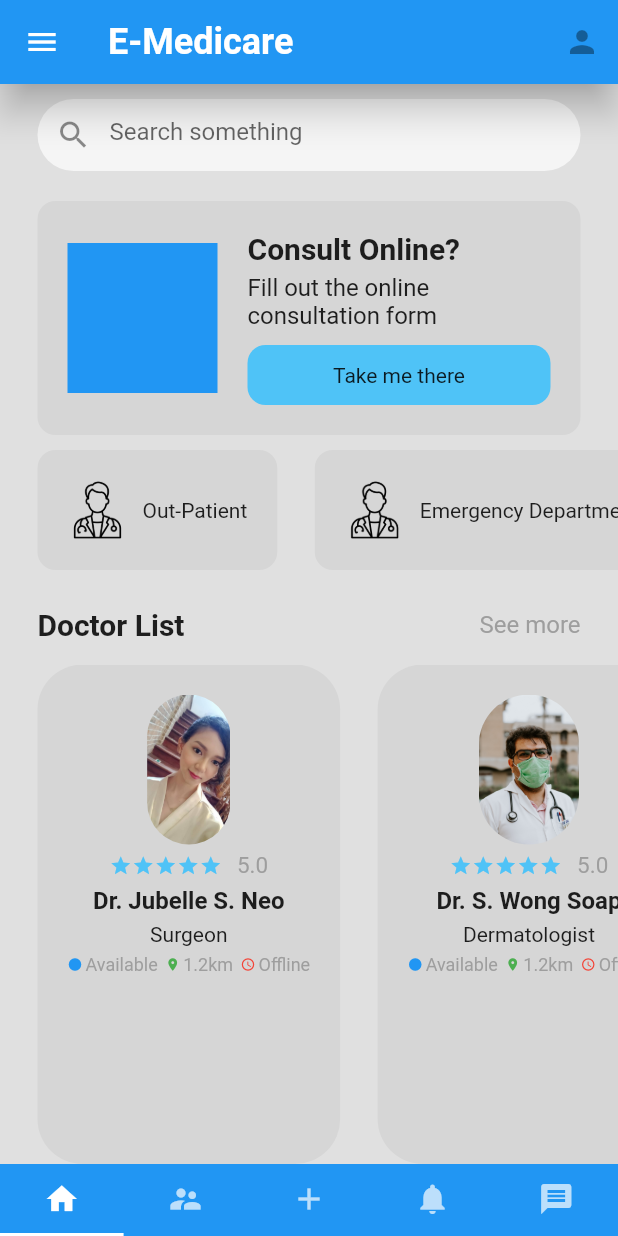
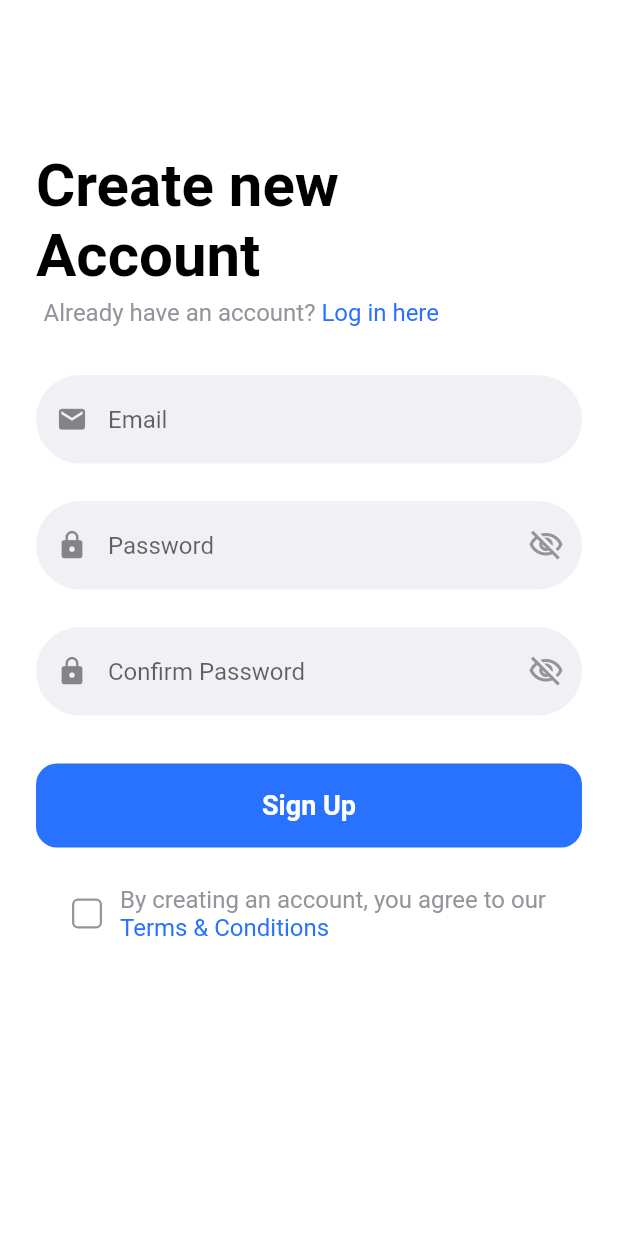
Before and after one commit to skzysty/emedicare, a Flutter app: the screen it shows after launch, on a phone screen of 412 x 824 dp. Run offline on Flutter 3.47's test engine with Material 2 defaults, Android fonts, the phone set to English and light mode, and no system bars.

Commit message:
registration module

```diff
--- a/lib/main.dart
+++ b/lib/main.dart
@@ -1,3 +1,4 @@
+import 'package:emedicare/registration.dart';
 import 'package:flutter/material.dart';
 import 'package:emedicare/pages/home_page.dart';
 import 'login_page.dart';
@@ -12,7 +13,7 @@ class MyApp extends StatelessWidget {
   Widget build(BuildContext context) {
     return MaterialApp(
       debugShowCheckedModeBanner: false,
-      home: HomePage(),
+      home: RegisterPage(),
     );
   }
 }
--- /dev/null
+++ b/lib/registration.dart
@@ -0,0 +1,207 @@
+import 'package:flutter/material.dart';
+import 'package:emedicare/widgets/custom_checkbox.dart';
+import 'package:emedicare/widgets/primary_button.dart';
+import 'theme.dart';
+
+class RegisterPage extends StatefulWidget {
+  @override
+  _RegisterPageState createState() => _RegisterPageState();
+}
+
+class _RegisterPageState extends State<RegisterPage> {
+  bool passwordVisible = false;
+  bool passwordConfrimationVisible = false;
+  void togglePassword() {
+    setState(() {
+      passwordVisible = !passwordVisible;
+    });
+  }
+
+  @override
+  Widget build(BuildContext context) {
+    return Scaffold(
+      resizeToAvoidBottomInset: false,
+      backgroundColor: Colors.white,
+
+      body: SafeArea(
+        child: Padding(
+          padding: EdgeInsets.fromLTRB(24.0, 100.0, 24.0, 0),
+          child: Column(
+            crossAxisAlignment: CrossAxisAlignment.start,
+            children: [
+              Column(
+                crossAxisAlignment: CrossAxisAlignment.start,
+                children: [
+                  Text(
+                    'Create new\nAccount',
+                    style: TextStyle(
+                      color: Colors.black,
+                      fontWeight: FontWeight.bold,
+                      fontSize: 40,
+                    )
+                  ),
+                  SizedBox(
+                    height: 5,
+                  ),
+                ],
+              ),
+
+              Padding(
+                padding: EdgeInsets.only(left: 5.0),
+                child: Row(
+                  //mainAxisAlignment: MainAxisAlignment.center,
+                  children: [
+                    Text(
+                      "Already have an account? ",
+                      style: regular16pt.copyWith(color: textGrey),
+                    ),
+                    GestureDetector(
+                      onTap: () {
+                        Navigator.pop(
+                          context,
+                        );
+                      },
+                      child: Text(
+                        'Log in here',
+                        style: regular16pt.copyWith(color: primaryBlue),
+                      ),
+                    ),
+                  ],
+                ),
+              ),
+
+              SizedBox(
+                height: 32,
+              ),
+              Form(
+                child: Column(
+                  children: [
+                    Container(
+                      decoration: BoxDecoration(
+                        color: textWhiteGrey,
+                        borderRadius: BorderRadius.circular(50),
+                      ),
+                      child: TextFormField(
+                        decoration: InputDecoration(
+                          prefixIcon: Icon(
+                            Icons.email,
+                            size: 21,
+                          ),
+                          hintText: 'Email',
+                          border: OutlineInputBorder(
+                            borderSide: BorderSide.none,
+                          ),
+                        ),
+                      ),
+                    ),
+                    SizedBox(
+                      height: 25,
+                    ),
+                    Container(
+                      decoration: BoxDecoration(
+                        color: textWhiteGrey,
+                        borderRadius: BorderRadius.circular(50),
+                      ),
+                      child: TextFormField(
+                        obscureText: !passwordVisible,
+                        decoration: InputDecoration(
+                          prefixIcon: Icon(
+                            Icons.lock,
+                            size: 21,
+                          ),
+                          hintText: 'Password',
+                          suffixIcon: IconButton(
+                            color: textGrey,
+                            splashRadius: 1,
+                            icon: Icon(passwordVisible
+                                ? Icons.visibility_outlined
+                                : Icons.visibility_off_outlined),
+                            onPressed: togglePassword,
+                          ),
+                          border: OutlineInputBorder(
+                            borderSide: BorderSide.none,
+                          ),
+                        ),
+                      ),
+                    ),
+                    SizedBox(
+                      height: 25,
+                    ),
+                    Container(
+                      decoration: BoxDecoration(
+                        color: textWhiteGrey,
+                        borderRadius: BorderRadius.circular(50),
+                      ),
+                      child: TextFormField(
+                        obscureText: !passwordConfrimationVisible,
+                        decoration: InputDecoration(
+                          prefixIcon: Icon(
+                            Icons.lock,
+                            size: 21,
+                          ),
+                          hintText: 'Confirm Password',
+                          suffixIcon: IconButton(
+                            color: textGrey,
+                            splashRadius: 1,
+                            icon: Icon(passwordConfrimationVisible
+                                ? Icons.visibility_outlined
+                                : Icons.visibility_off_outlined),
+                            onPressed: () {
+                              setState(() {
+                                passwordConfrimationVisible =
+                                !passwordConfrimationVisible;
+                              });
+                            },
+                          ),
+                          border: OutlineInputBorder(
+                            borderSide: BorderSide.none,
+                          ),
+                        ),
+                      ),
+                    ),
+                  ],
+                ),
+              ),
+              SizedBox(
+                height: 32,
+              ),
+
+              CustomPrimaryButton(
+                buttonColor: primaryBlue,
+                textValue: 'Sign Up',
+                textColor: Colors.white,
+              ),
+              SizedBox(
+                height: 25,
+              ),
+
+              Row(
+                mainAxisAlignment: MainAxisAlignment.center,
+                children: [
+                  CustomCheckbox(),
+                  SizedBox(
+                    width: 12,
+                  ),
+                  Column(
+                    crossAxisAlignment: CrossAxisAlignment.start,
+                    children: [
+                      Text(
+                        'By creating an account, you agree to our',
+                        style: regular16pt.copyWith(color: textGrey),
+                      ),
+                      Text(
+                        'Terms & Conditions',
+                        style: regular16pt.copyWith(color: primaryBlue),
+                      ),
+                    ],
+                  ),
+                ],
+              ),
+
+            ],
+          ),
+        ),
+      ),
+    );
+  }
+}
--- /dev/null
+++ b/lib/theme.dart
@@ -0,0 +1,26 @@
+import 'package:flutter/material.dart';
+
+Color primaryBlue = Color(0xff2972ff);
+Color textBlack = Color(0xff222222);
+Color textGrey = Color(0xff94959b);
+Color textWhiteGrey = Color(0xfff1f1f5);
+
+TextStyle heading2 = TextStyle(
+  fontSize: 24,
+  fontWeight: FontWeight.w700,
+);
+
+TextStyle heading5 = TextStyle(
+  fontSize: 18,
+  fontWeight: FontWeight.w600,
+);
+
+TextStyle heading6 = TextStyle(
+  fontSize: 16,
+  fontWeight: FontWeight.w600,
+);
+
+TextStyle regular16pt = TextStyle(
+  fontSize: 16,
+  fontWeight: FontWeight.w400,
+);
--- /dev/null
+++ b/lib/widgets/custom_checkbox.dart
@@ -0,0 +1,39 @@
+import 'package:flutter/material.dart';
+import 'package:emedicare/theme.dart';
+
+class CustomCheckbox extends StatefulWidget {
+  @override
+  _CustomCheckboxState createState() => _CustomCheckboxState();
+}
+
+class _CustomCheckboxState extends State<CustomCheckbox> {
+  bool isChecked = false;
+
+  @override
+  Widget build(BuildContext context) {
+    return GestureDetector(
+      onTap: () {
+        setState(() {
+          isChecked = !isChecked;
+        });
+      },
+      child: Container(
+        decoration: BoxDecoration(
+          color: isChecked ? primaryBlue : Colors.transparent,
+          borderRadius: BorderRadius.circular(4.0),
+          border: isChecked ? null : Border.all(color: textGrey, width: 1.5),
+        ),
+        width: 20,
+        height: 20,
+        child: isChecked
+            ? Icon(
+          Icons.check,
+          size: 20,
+          color: Colors.white,
+        )
+            : null,
+      ),
+    );
+    ;
+  }
+}
--- /dev/null
+++ b/lib/widgets/primary_button.dart
@@ -0,0 +1,39 @@
+import 'package:flutter/material.dart';
+import 'package:emedicare/theme.dart';
+
+class CustomPrimaryButton extends StatelessWidget {
+  final Color buttonColor;
+  final String textValue;
+  final Color textColor;
+
+  CustomPrimaryButton({required this.buttonColor, required this.textValue, required this.textColor});
+
+  @override
+  Widget build(BuildContext context) {
+    return Material(
+      borderRadius: BorderRadius.circular(14.0),
+      elevation: 0,
+      child: Container(
+        height: 56,
+        decoration: BoxDecoration(
+          color: buttonColor,
+          borderRadius: BorderRadius.circular(14.0),
+        ),
+        child: Material(
+          color: Colors.transparent,
+          child: InkWell(
+            onTap: () {},
+            borderRadius: BorderRadius.circular(14.0),
+            child: Center(
+              child: Text(
+                textValue,
+                style: heading5.copyWith(color: textColor),
+              ),
+            ),
+          ),
+        ),
+      ),
+    );
+    ;
+  }
+}
```
